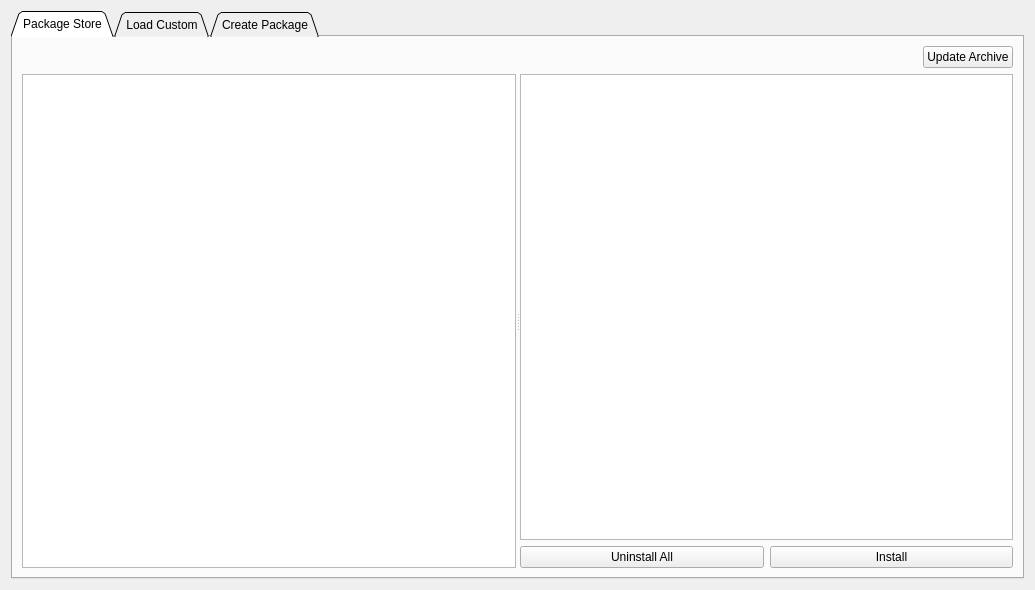
First picture: the form in pages/pagevescpackage.ui, repository vedderb/vesc_tool, before the edit.
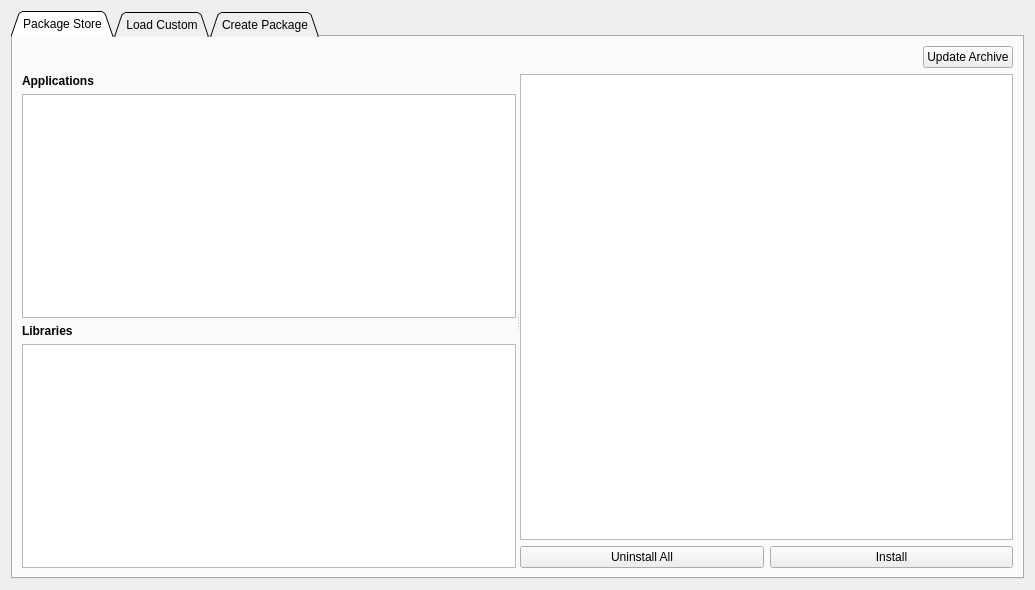
Second picture: the form after the edit. Icons and pictures are not drawn. Custom widgets are drawn as their Qt base class.

Commit message: Split store into applications and libraries

```diff
--- a/pages/pagevescpackage.ui
+++ b/pages/pagevescpackage.ui
@@ -26,7 +26,7 @@
       <attribute name="title">
        <string>Package Store</string>
       </attribute>
-      <layout class="QVBoxLayout" name="verticalLayout_5">
+      <layout class="QVBoxLayout" name="verticalLayout_6">
        <item>
         <layout class="QHBoxLayout" name="horizontalLayout_6">
          <item>
@@ -59,12 +59,51 @@
          <property name="orientation">
           <enum>Qt::Horizontal</enum>
          </property>
-         <widget class="QListWidget" name="storeList">
-          <property name="editTriggers">
-           <set>QAbstractItemView::NoEditTriggers</set>
-          </property>
-         </widget>
          <widget class="QWidget" name="">
+          <layout class="QVBoxLayout" name="verticalLayout_5">
+           <item>
+            <widget class="QLabel" name="label_2">
+             <property name="font">
+              <font>
+               <weight>75</weight>
+               <bold>true</bold>
+              </font>
+             </property>
+             <property name="text">
+              <string>Applications</string>
+             </property>
+            </widget>
+           </item>
+           <item>
+            <widget class="QListWidget" name="applicationList">
+             <property name="editTriggers">
+              <set>QAbstractItemView::NoEditTriggers</set>
+             </property>
+            </widget>
+           </item>
+           <item>
+            <widget class="QLabel" name="label_3">
+             <property name="font">
+              <font>
+               <weight>75</weight>
+               <bold>true</bold>
+              </font>
+             </property>
+             <property name="text">
+              <string>Libraries</string>
+             </property>
+            </widget>
+           </item>
+           <item>
+            <widget class="QListWidget" name="libraryList">
+             <property name="editTriggers">
+              <set>QAbstractItemView::NoEditTriggers</set>
+             </property>
+            </widget>
+           </item>
+          </layout>
+         </widget>
+         <widget class="QWidget" name="layoutWidget">
           <layout class="QVBoxLayout" name="verticalLayout_4">
            <item>
             <widget class="QTextBrowser" name="storeBrowser"/>
```
The commit also changes 2 other files.
